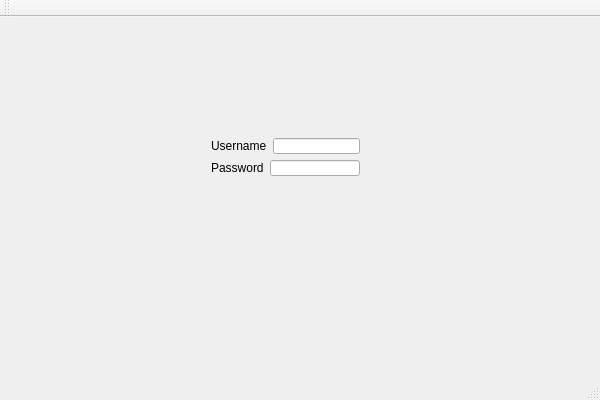
Qt form ProjectModernCpp/ProjectModernCpp/ProjectModernCpp.ui (rdmc10/Neflix) before a commit.
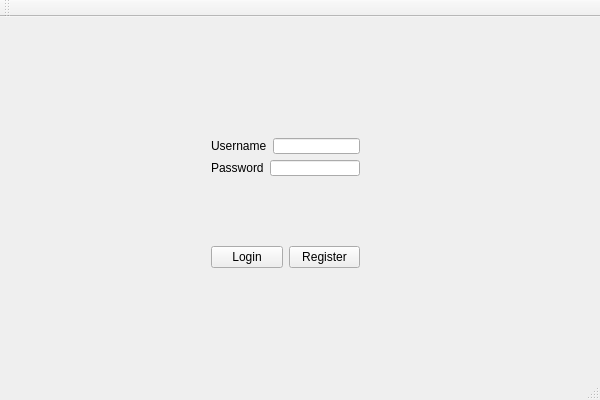
The same form after that commit.

Commit message: Added login and register buttons in GUI

Diff of the .ui file:
```diff
--- a/ProjectModernCpp/ProjectModernCpp/ProjectModernCpp.ui
+++ b/ProjectModernCpp/ProjectModernCpp/ProjectModernCpp.ui
@@ -54,6 +54,32 @@
      </item>
     </layout>
    </widget>
+   <widget class="QWidget" name="">
+    <property name="geometry">
+     <rect>
+      <x>200</x>
+      <y>190</y>
+      <width>171</width>
+      <height>101</height>
+     </rect>
+    </property>
+    <layout class="QHBoxLayout" name="horizontalLayout_3">
+     <item>
+      <widget class="QPushButton" name="buttonLogin">
+       <property name="text">
+        <string>Login</string>
+       </property>
+      </widget>
+     </item>
+     <item>
+      <widget class="QPushButton" name="buttonRegister">
+       <property name="text">
+        <string>Register</string>
+       </property>
+      </widget>
+     </item>
+    </layout>
+   </widget>
   </widget>
   <widget class="QMenuBar" name="menuBar">
    <property name="geometry">
```
